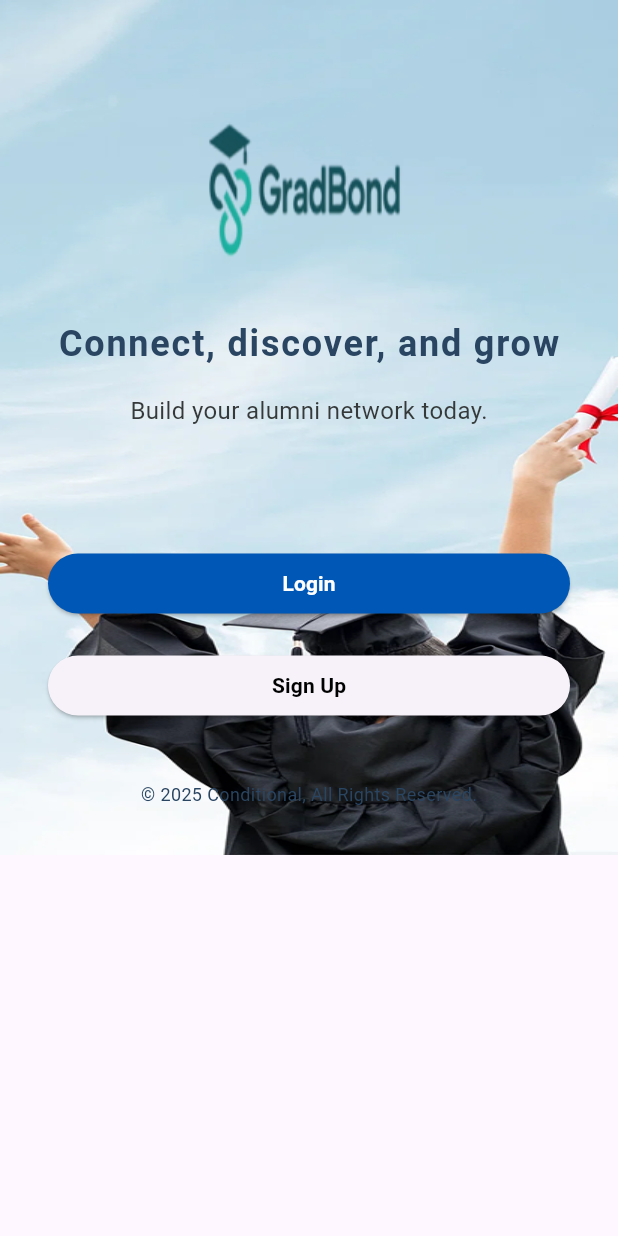
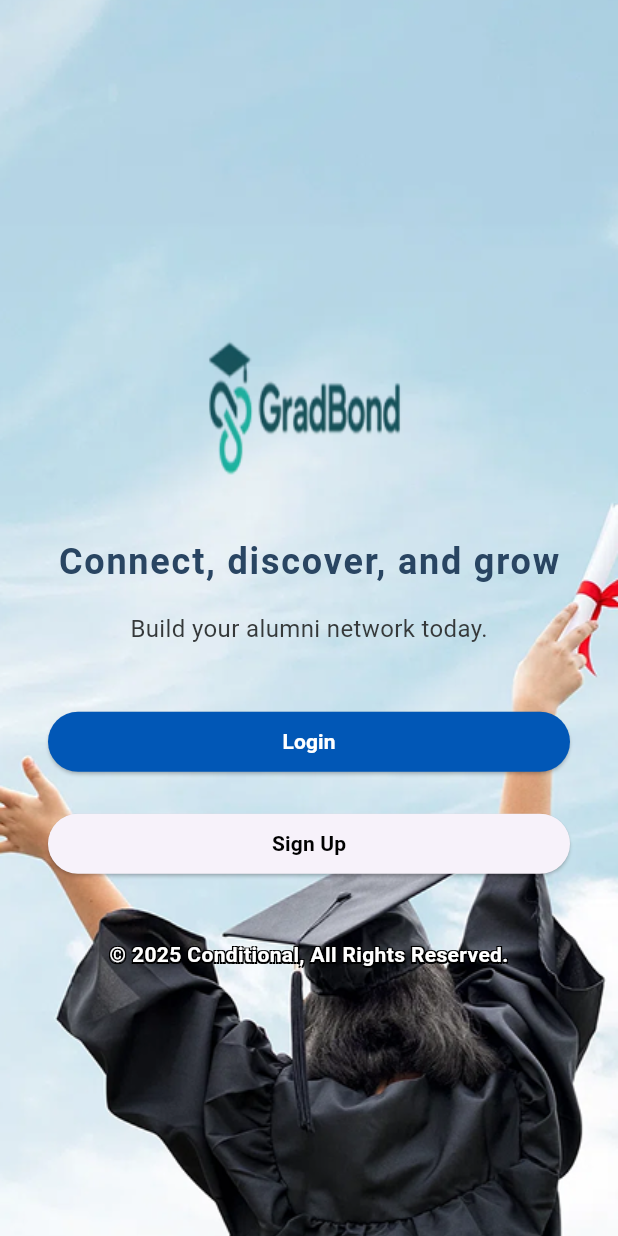
Before and after one commit to Arnaim/GradBond_WebApp, a Flutter app: the screen it shows after launch, on a phone screen of 412 x 824 dp. Run offline on Flutter 3.47's test engine with Material 3 defaults, Android fonts, the phone set to English and light mode, and no system bars; our stand-ins replace shared_preferences; missing offline and left inert: dart:html.

Commit message:
fixed landing page image

```diff
--- a/lib/main.dart
+++ b/lib/main.dart
@@ -40,19 +40,25 @@ class GradBond extends StatelessWidget {
   @override
   Widget build(BuildContext context) {
     return Scaffold(
-      body: Stack(
+      body: LayoutBuilder(
+        builder: (context, constraints) {
+          return Stack(
             children: [
-          Positioned.fill(
+              SizedBox(
+                height: constraints.maxHeight,
+                width: constraints.maxWidth,
                 child: Image.asset(
                   'assets/images/landingPage.png',
-              fit: BoxFit.fill,
+                  fit: BoxFit.cover,
                 ),
               ),
               SingleChildScrollView(
+                child: ConstrainedBox(
+                  constraints: BoxConstraints(minHeight: constraints.maxHeight),
                   child: Padding(
                     padding: const EdgeInsets.all(32.0),
                     child: Column(
-                crossAxisAlignment: CrossAxisAlignment.center,
+                      mainAxisAlignment: MainAxisAlignment.center,
                       children: [
                         const SizedBox(height: 20),
                         Image.asset(
@@ -79,7 +85,6 @@ class GradBond extends StatelessWidget {
                           ),
                         ),
                         const SizedBox(height: 40),
-                  const SizedBox(height: 40),
                         SizedBox(
                           width: double.infinity,
                           child: ElevatedButton(
@@ -105,7 +110,8 @@ class GradBond extends StatelessWidget {
                             onPressed: () {
                               Navigator.push(
                                 context,
-                              MaterialPageRoute(builder: (context) => const SignUpPage()),
+                                MaterialPageRoute(
+                                    builder: (context) => const SignUpPage()),
                               );
                             },
                             child: const Text(
@@ -121,15 +127,25 @@ class GradBond extends StatelessWidget {
                           const Text(
                             '© 2025 Conditional, All Rights Reserved.',
                             style: TextStyle(
-                      color: Color.fromRGBO(41, 69, 98, 1),
-                      fontSize: 12,
+                              color: Colors.white,
+                              fontSize: 14,
+                              fontWeight: FontWeight.bold,
+                              shadows: [
+                                Shadow(offset: Offset(-1, -1), color: Colors.black),
+                                Shadow(offset: Offset(1, -1), color: Colors.black),
+                                Shadow(offset: Offset(1, 1), color: Colors.black),
+                                Shadow(offset: Offset(-1, 1), color: Colors.black),
+                              ],
                             ),
                           ),
                       ],
                     ),
                   ),
                 ),
+              ),
             ],
+          );
+        },
       ),
     );
   }
```
Lines whose indentation alone changed are shown as unchanged.
